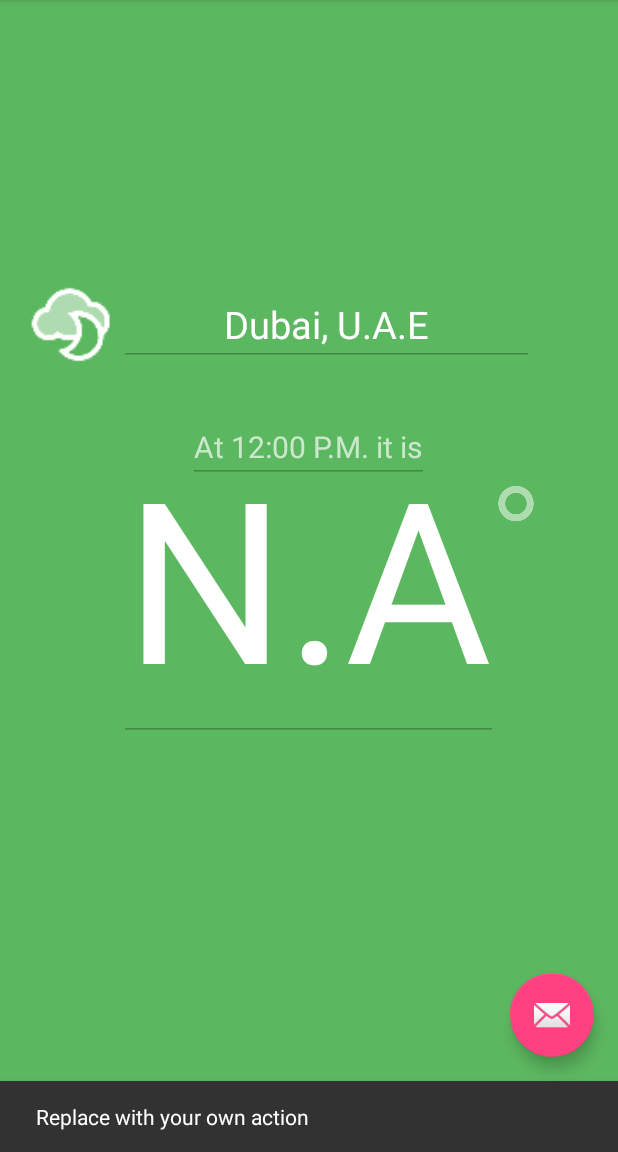
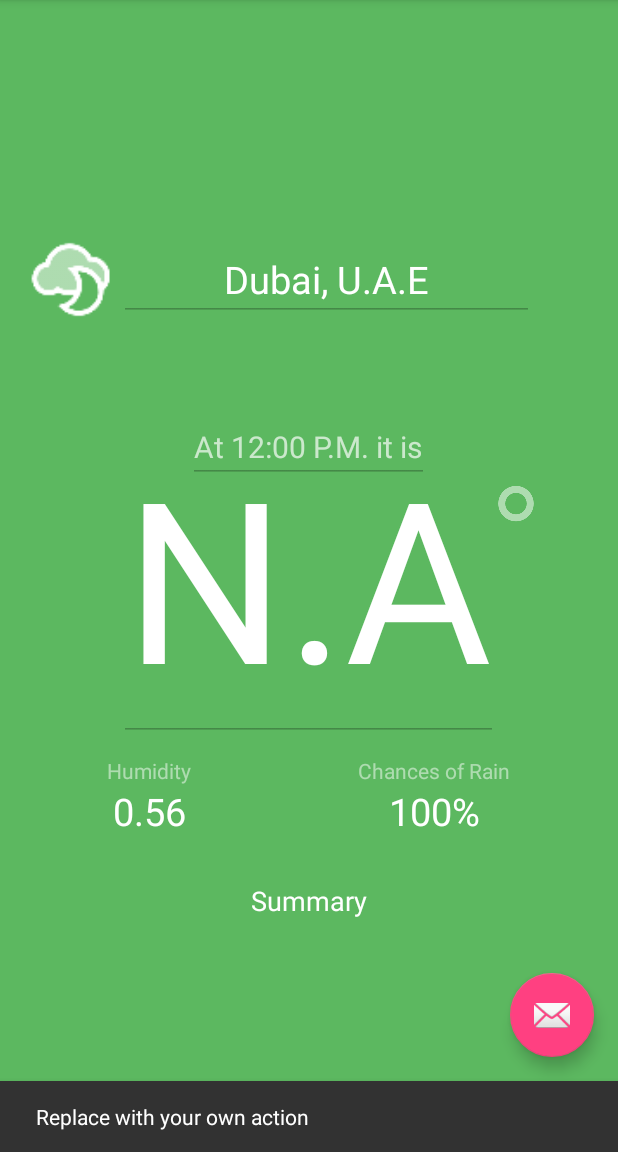
Before and after one commit to makeittotop/Weather, an Android app: the screen it shows after launch (MainActivity), after a tap on an icon or button, on a phone screen of 412 x 824 dp, the part 84-1236 px from its top. Run offline under Robolectric (Android 15) with nearby library versions, the phone set to English and light mode, and no system bars; 1 other tap on this screen came first.

Commit message:
Finished first iteration minus the refresh button. Need to integrate "butterknife" library now.

```diff
--- a/app/src/main/java/io/abhishekpareek/app/weather/CurrentWeatherData.java
+++ b/app/src/main/java/io/abhishekpareek/app/weather/CurrentWeatherData.java
@@ -16,6 +16,15 @@ public class CurrentWeatherData {
     private  double mTemperature;
     private double mPrecipitationChance;
     private String mTimeZone;
+    private double mHumidity;
+
+    public double getHumidity() {
+        return mHumidity;
+    }
+
+    public void setHumidity(double humidity) {
+        mHumidity = humidity;
+    }
 
     public String getTimeZone() {
         return mTimeZone;
--- a/app/src/main/java/io/abhishekpareek/app/weather/MainActivity.java
+++ b/app/src/main/java/io/abhishekpareek/app/weather/MainActivity.java
@@ -113,6 +113,7 @@ public class MainActivity extends AppCompatActivity {
             currentWeatherData.setTemperature((currentData.getDouble("temperature") - 32) * 5 / 9);
             currentWeatherData.setPrecipitationChance(currentData.getDouble("precipProbability"));
             currentWeatherData.setTime(currentData.getLong("time"));
+            currentWeatherData.setHumidity(currentData.getDouble("humidity"));
 
             //currentWeatherData.set(currentData.(""));
             Log.d(TAG, currentWeatherData.toString());
@@ -137,6 +138,15 @@ public class MainActivity extends AppCompatActivity {
 
                     Drawable res = getResources().getDrawable(imageResource);
                     currentWeatherImageView.setImageDrawable(res);
+
+                    TextView humidityView = (TextView) findViewById(R.id.humidityValue);
+                    humidityView.setText(String.valueOf(currentWeatherData.getHumidity()));
+
+                    TextView precipitationView = (TextView) findViewById(R.id.precipitationValue);
+                    precipitationView.setText(String.valueOf(currentWeatherData.getPrecipitationChance()));
+
+                    TextView summaryView = (TextView) findViewById(R.id.summaryLabel);
+                    summaryView.setText(currentWeatherData.getSummary());
                 }
             });
 
--- a/app/src/main/res/layout/content_main.xml
+++ b/app/src/main/res/layout/content_main.xml
@@ -58,7 +58,7 @@
         android:focusable="false"
         android:editable="false"
         android:clickable="false"
-        android:layout_marginBottom="30dp"
+        android:layout_marginBottom="60dp"
         android:textColor="@android:color/white"
         android:textSize="25sp"
         android:text="Dubai, U.A.E"
@@ -79,4 +79,93 @@
         android:layout_alignParentLeft="true"
         android:layout_alignParentStart="true" />
 
+    <LinearLayout
+        android:orientation="horizontal"
+        android:layout_width="match_parent"
+        android:layout_height="wrap_content"
+        android:layout_below="@+id/temperatureLabel"
+        android:layout_centerHorizontal="true"
+        android:layout_marginTop="10dp"
+        android:weightSum="100"
+        android:id="@+id/linearLayout">
+
+        <LinearLayout
+            android:orientation="vertical"
+            android:layout_width="wrap_content"
+            android:layout_height="match_parent"
+            android:layout_weight="50">
+
+            <TextView
+                android:layout_width="match_parent"
+                android:layout_height="wrap_content"
+                android:text="Humidity"
+                android:id="@+id/humidityLabel"
+                android:textColor="#80ffffff"
+                android:gravity="center_horizontal"/>
+
+            <TextView
+                android:layout_width="match_parent"
+                android:layout_height="wrap_content"
+                android:text="0.56"
+                android:id="@+id/humidityValue"
+                android:textColor="@android:color/white"
+                android:textIsSelectable="false"
+                android:enabled="false"
+                android:editable="false"
+                android:focusable="false"
+                android:focusableInTouchMode="false"
+                android:clickable="false"
+                android:textSize="25sp"
+                android:gravity="center_horizontal"/>
+
+        </LinearLayout>
+
+        <LinearLayout
+            android:orientation="vertical"
+            android:layout_width="wrap_content"
+            android:layout_height="match_parent"
+            android:layout_weight="50">
+
+            <TextView
+                android:layout_width="match_parent"
+                android:layout_height="wrap_content"
+                android:text="Chances of Rain"
+                android:id="@+id/precipitationLabel"
+                android:layout_gravity="center_horizontal"
+                android:textColor="#80ffffff"
+                android:gravity="center_horizontal"/>
+
+            <TextView
+                android:layout_width="match_parent"
+                android:layout_height="wrap_content"
+                android:id="@+id/precipitationValue"
+                android:layout_gravity="center_horizontal"
+                android:textColor="@android:color/white"
+                android:textSize="25sp"
+                android:text="100%"
+                android:gravity="center_horizontal"/>
+        </LinearLayout>
+
+    </LinearLayout>
+
+    <TextView
+        android:layout_width="match_parent"
+        android:layout_height="wrap_content"
+        android:text="Summary"
+        android:id="@+id/summaryLabel"
+        android:layout_below="@+id/linearLayout"
+        android:layout_alignParentLeft="true"
+        android:layout_alignParentStart="true"
+        android:layout_marginTop="30sp"
+        android:gravity="center_horizontal"
+        android:textColor="@android:color/white"
+        android:textSize="18sp"
+        android:textIsSelectable="false"
+        android:enabled="false"
+        android:editable="false"
+        android:contextClickable="false"
+        android:clickable="false"
+        android:focusable="false"
+        android:focusableInTouchMode="false"/>
+
 </RelativeLayout>
```
